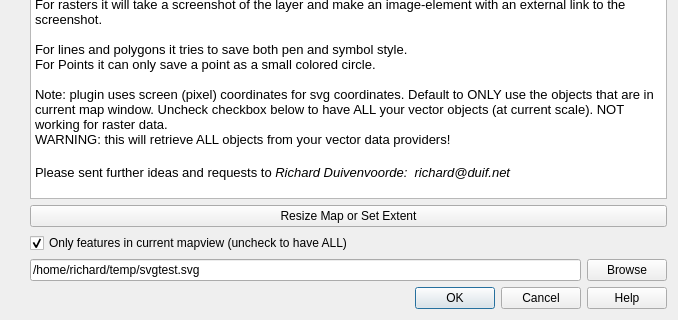
First picture: the form in src/simplesvg/Ui_SimpleSvg.ui, repository rduivenvoorde/simplesvg, before the edit; both pictures show x 0 to 678 and y 210 to 530 of the 678 by 530 pixel window.
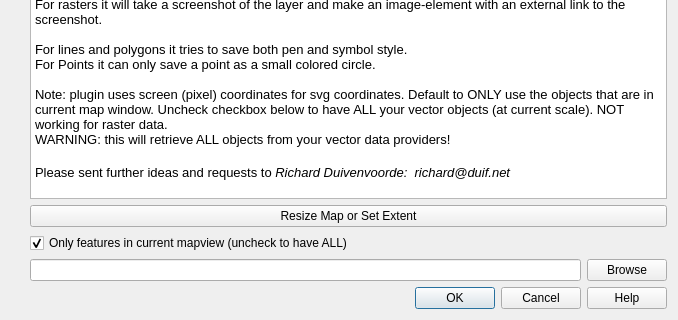
Second picture: the form after the edit. Icons and pictures are not drawn.

The edit to the form file:
```diff
--- a/src/simplesvg/Ui_SimpleSvg.ui
+++ b/src/simplesvg/Ui_SimpleSvg.ui
@@ -51,7 +51,7 @@
    <item row="4" column="2">
     <widget class="QLineEdit" name="txtFileName">
      <property name="text">
-      <string>/home/richard/temp/svgtest.svg</string>
+      <string/>
      </property>
     </widget>
    </item>
```
Left out of the diff: 2 changed lines with no effect on the pictures.
